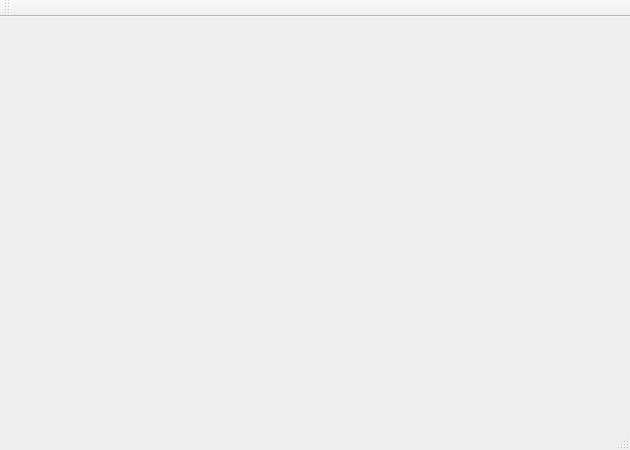
First picture: the form in View/MainWindow.ui, repository johnfidel/brain, before the edit.
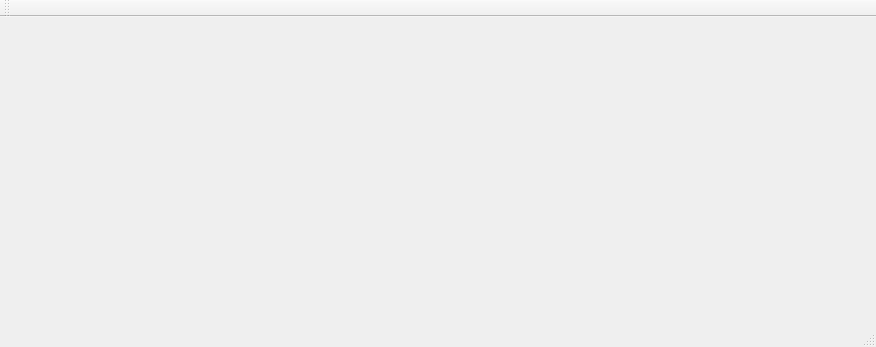
Second picture: the form after the edit. Custom widgets are drawn as their Qt base class.

```diff
--- a/View/MainWindow.ui
+++ b/View/MainWindow.ui
@@ -6,8 +6,8 @@
    <rect>
     <x>0</x>
     <y>0</y>
-    <width>630</width>
-    <height>450</height>
+    <width>876</width>
+    <height>347</height>
    </rect>
   </property>
   <property name="windowTitle">
@@ -24,6 +24,16 @@
      </rect>
     </property>
    </widget>
+   <widget class="QWidget" name="Ears" native="true">
+    <property name="geometry">
+     <rect>
+      <x>360</x>
+      <y>10</y>
+      <width>471</width>
+      <height>251</height>
+     </rect>
+    </property>
+   </widget>
   </widget>
   <widget class="QMenuBar" name="menuBar">
    <property name="geometry">
```
Left out of the diff: 4 changed lines with no effect on the pictures.
